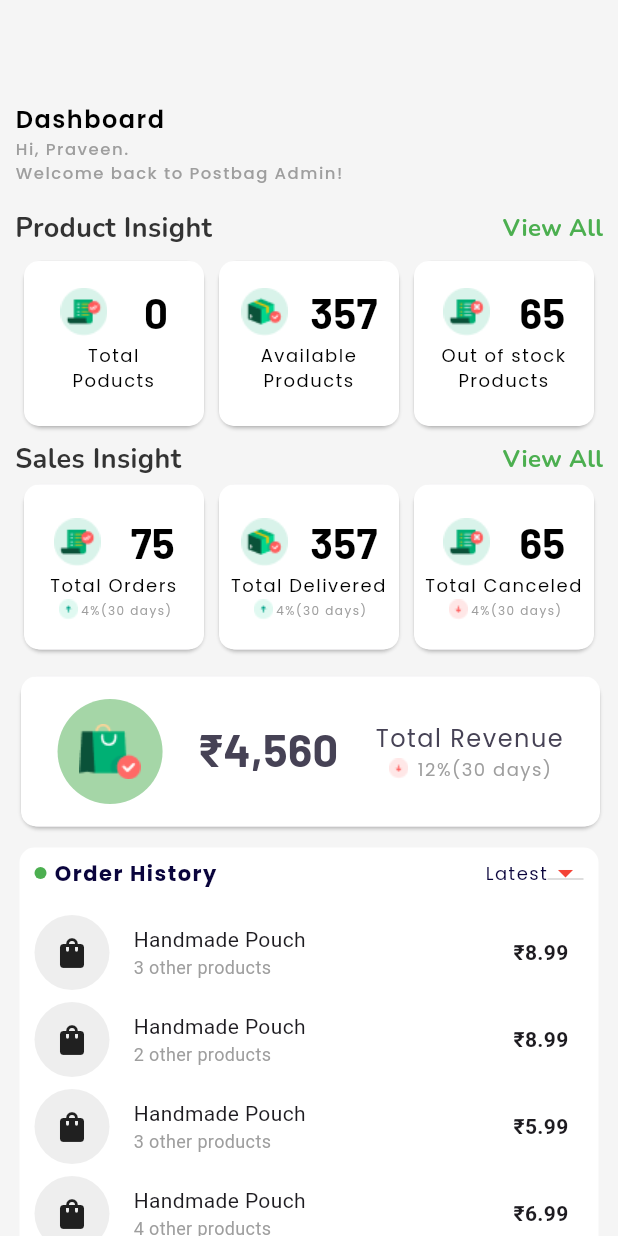
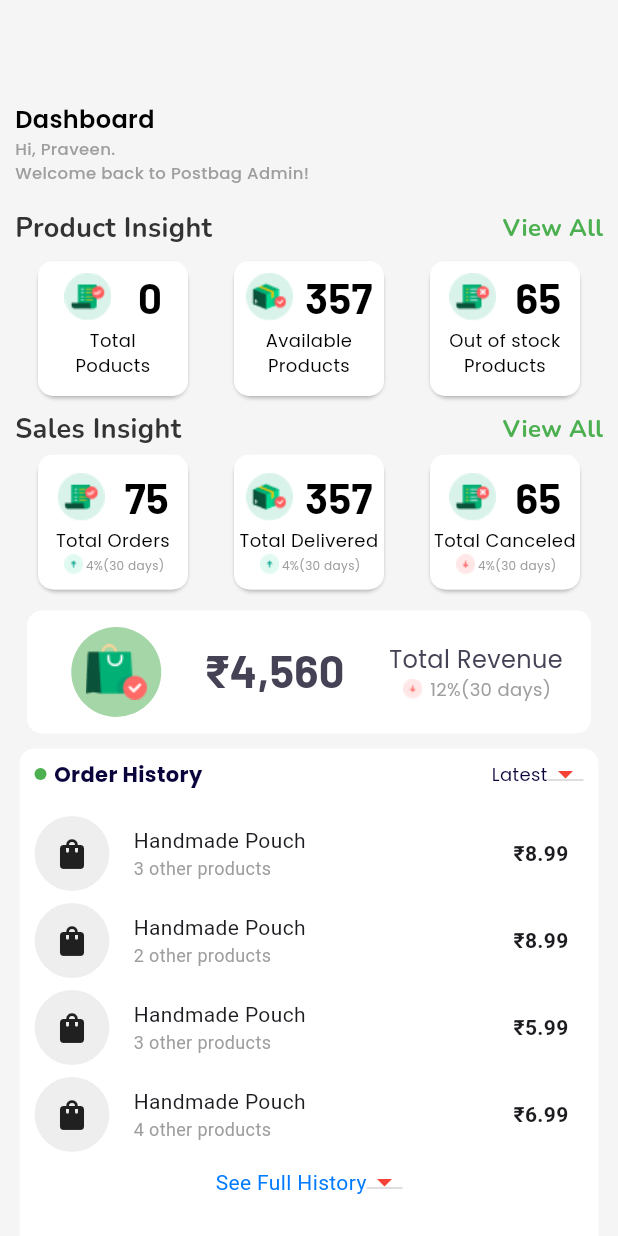
Before and after one commit to codeedexprojects/fastbag_vendor_flutter, a Flutter app: the DashboardScreen screen opened directly, on a phone screen of 412 x 824 dp. Run offline on Flutter 3.47's test engine with Material 3 defaults, Android fonts, the phone set to English and light mode, and no system bars; our stand-ins replace cached_network_image, dio, file_picker, flutter_svg, google_fonts and 1 more; missing offline and left inert: dart:ffi, flutter_svprogresshud; accounts and stored records are empty; network calls fail.

```diff
--- a/lib/Commons/fonts.dart
+++ b/lib/Commons/fonts.dart
@@ -17,7 +17,7 @@
       fontSize: fontsize,
       fontWeight: fontweight,
       color: color,
-      letterSpacing: 1);
+     );
 }
 
 TextStyle normalFont(
--- a/lib/Features/Dashboard/view/dashboard_screen.dart
+++ b/lib/Features/Dashboard/view/dashboard_screen.dart
@@ -90,7 +90,7 @@
               ),
               SizedBox(height: 5.0),
               Row(
-                mainAxisAlignment: MainAxisAlignment.spaceEvenly,
+                mainAxisAlignment: MainAxisAlignment.spaceAround,
                 children: [
                   _buildproductInsightCard(
                       'Total\nPoducts', _viewModel.dishClass?.productCount ?? 0, 'assets/icons/Icon_Order.png'),
@@ -125,7 +125,7 @@
                 ],
               ),
               Row(
-                mainAxisAlignment: MainAxisAlignment.spaceEvenly,
+                mainAxisAlignment: MainAxisAlignment.spaceAround,
                 children: [
                   _buildSalesInsightItem(
                       'Total Orders',
@@ -148,23 +148,19 @@
                 ],
               ),
               SizedBox(height: 10.0),
-              Row(
-                mainAxisAlignment: MainAxisAlignment.center,
-                crossAxisAlignment: CrossAxisAlignment.center,
-                children: [
-                  Card(
-                    elevation: 1,
-                    child: Container(
-                      width: 386,
-                      height: 100,
+              Container(
+                padding: EdgeInsets.only(left: 10,right: 10),
+                width: 376,
+                height: 82,
                 decoration: BoxDecoration(
                     borderRadius: BorderRadius.circular(10),
                     color: FbColors.white),
                 child: Row(
                   mainAxisAlignment: MainAxisAlignment.spaceEvenly,
                   children: [
+                    SizedBox(width: 2,),
                     CircleAvatar(
-                            radius: 35,
+                      radius: 30,
                       backgroundColor: Colors.green[200],
                       child: Image.asset(
                         'assets/icons/Group 119.png',
@@ -172,21 +168,25 @@
                         width: 41,
                       ),
                     ),
+                    SizedBox(width: 12,),
                     Text('₹4,560',
                         style: normalFont3(
                             fontsize: 30,
                             fontweight: FontWeight.w700,
                             color: FbColors.lightBlack)),
+                    SizedBox(width: 12,),
                     Column(
                       mainAxisAlignment: MainAxisAlignment.center,
                       children: [
-                              Text(
+                        FittedBox(
+                          child: Text(
                               textAlign: TextAlign.center,
                               'Total Revenue',
                               style: mainFont(
                                   fontsize: 16,
                                   fontweight: FontWeight.w400,
                                   color: FbColors.lightBlack)),
+                        ),
                         Row(
                           mainAxisAlignment: MainAxisAlignment.center,
                           children: [
@@ -207,9 +207,6 @@
                     ),
                   ],
                 ),
-                    ),
-                  ),
-                ],
               ),
               SizedBox(height: 10.0),
               Column(
@@ -315,8 +312,8 @@
   Widget _buildproductInsightCard(String title, int total, String assetpath) {
     return Card(
       child: Container(
-        height: 110,
-        width: 120,
+        height: 90,
+        width: 100,
         decoration: BoxDecoration(
             borderRadius: BorderRadius.circular(10), color: FbColors.white),
         child: Column(
@@ -356,8 +353,8 @@
       String path, String percentage) {
     return Card(
         child: Container(
-      height: 110,
-      width: 120,
+      height: 90,
+      width: 100,
       decoration: BoxDecoration(
           borderRadius: BorderRadius.circular(10), color: FbColors.white),
       child: Column(mainAxisAlignment: MainAxisAlignment.center, children: [
--- a/pubspec.yaml
+++ b/pubspec.yaml
@@ -44,6 +44,7 @@
   intl: ^0.20.1
   provider: ^6.1.2
   shared_preferences: ^2.3.4
+  cached_network_image: ^3.4.1
 dev_dependencies:
   flutter_test:
     sdk: flutter
```
Also changed, not shown: lib/Features/Products/View/product_detail_screen.dart (+122 -49 lines), pubspec.lock, 2 other files. Lines whose indentation alone changed are shown as unchanged.
